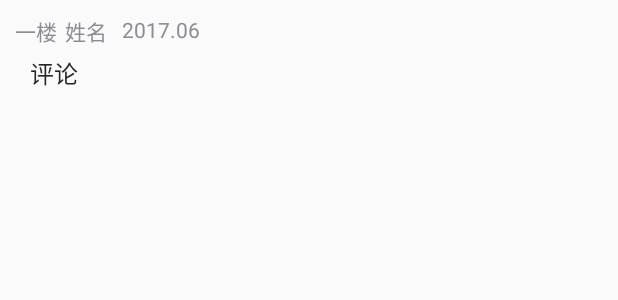
After one commit to handsomeslow/WXHB, an Android app: the layout item_comment_layout.xml on its own in the app's theme, with its tools: preview values and no code run, on a phone screen of 412 x 824 dp. The commit adds this screen. Shown: the top 300 px of the screen. Run offline under Robolectric (Android 15) with nearby library versions, the phone set to English and light mode, and no system bars.

Commit message:
add comment

```diff
--- /dev/null
+++ b/app/src/main/res/layout/item_comment_layout.xml
@@ -0,0 +1,44 @@
+<?xml version="1.0" encoding="utf-8"?>
+<RelativeLayout xmlns:android="http://schemas.android.com/apk/res/android"
+    xmlns:tools="http://schemas.android.com/tools"
+    android:orientation="vertical"
+    android:layout_width="match_parent"
+    android:layout_height="match_parent"
+    android:padding="@dimen/Normalpadding">
+
+    <TextView
+        android:id="@+id/number_text_view"
+        android:layout_width="wrap_content"
+        android:layout_height="wrap_content"
+        android:textAppearance="@style/OwerText"
+        tools:text="一楼"/>
+
+    <TextView
+        android:id="@+id/ower_name_text_view"
+        android:layout_width="wrap_content"
+        android:layout_height="wrap_content"
+        android:layout_toRightOf="@id/number_text_view"
+        android:paddingLeft="@dimen/Smallpadding"
+        android:textAppearance="@style/OwerText"
+        tools:text="姓名"/>
+
+    <TextView
+        android:id="@+id/time_name_text_view"
+        android:layout_width="wrap_content"
+        android:layout_height="wrap_content"
+        android:layout_toRightOf="@id/ower_name_text_view"
+        android:paddingLeft="@dimen/Normalpadding"
+        android:textAppearance="@style/OwerText"
+        tools:text="2017.06"/>
+
+    <TextView
+        android:id="@+id/content_text_view"
+        android:layout_width="match_parent"
+        android:layout_height="wrap_content"
+        android:layout_below="@+id/ower_name_text_view"
+        android:paddingTop="@dimen/Smallpadding"
+        android:paddingLeft="@dimen/Normalpadding"
+        android:textAppearance="@style/CommentText"
+        tools:text="评论"/>
+
+</RelativeLayout>
--- a/app/src/main/res/values/styles.xml
+++ b/app/src/main/res/values/styles.xml
@@ -8,4 +8,22 @@
         <item name="colorAccent">@color/colorAccent</item>
     </style>
 
+
+    <!-- 回复、评论-->
+    <style name="OwerText">
+        <item name="android:textSize">@dimen/H4Font</item>
+        <item name="android:textColor">@color/MediumGrayColor</item>
+    </style>
+
+    <!-- 回复、评论-->
+    <style name="CommentText">
+        <item name="android:textSize">@dimen/H3Font</item>
+        <item name="android:textColor">@color/BlackColor</item>
+    </style>
+
+    <!--标题-->
+    <style name="TitleTextStyle">
+        <item name="android:textSize">@dimen/H3Font</item>
+        <item name="android:textColor">@color/BlackColor</item>
+    </style>
 </resources>
```
Also changed, not shown: app/build.gradle (+4 -4 lines), app/src/main/java/com/jx/wxhb/activity/MainTabActivity.java (+7 -0 lines), app/src/main/java/com/jx/wxhb/adapter/CommentAdapter.java (added, +73 -0 lines), app/src/main/java/com/jx/wxhb/adapter/OfficialAdapter.java (added, +64 -0 lines), app/src/main/java/com/jx/wxhb/fragment/OfficialFragment.java (added, +119 -0 lines), app/src/main/java/com/jx/wxhb/fragment/PushFunnyFragment.java (+22 -3 lines), app/src/main/java/com/jx/wxhb/model/CommentInfo.java (added, +48 -0 lines), app/src/main/java/com/jx/wxhb/model/OfficialInfo.java (added, +38 -0 lines), app/src/main/java/com/jx/wxhb/presenter/FunnyContract.java (added, +17 -0 lines), app/src/main/java/com/jx/wxhb/presenter/FunnyPresenter.java (added, +36 -0 lines), app/src/main/java/com/jx/wxhb/presenter/OfficialContract.java (added, +29 -0 lines), app/src/main/java/com/jx/wxhb/presenter/OfficialPresenter.java (added, +123 -0 lines), app/src/main/java/com/jx/wxhb/utils/CloudContentUtil.java (added, +10 -0 lines), app/src/main/res/layout/fragment_official_layout.xml (added, +46 -0 lines), 1 more files.
